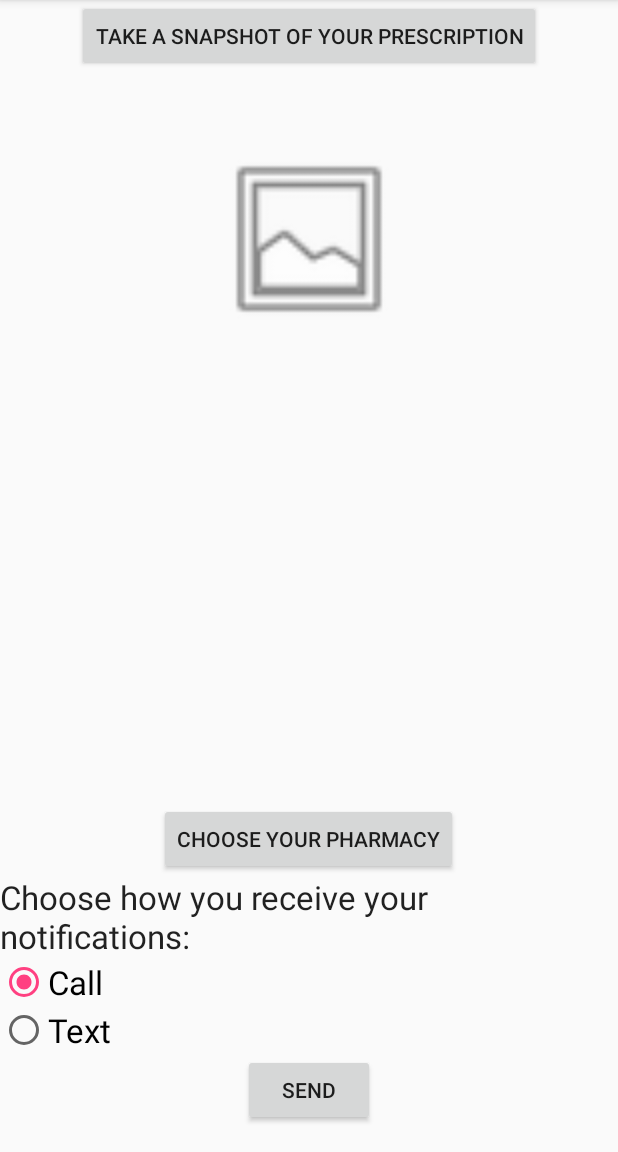
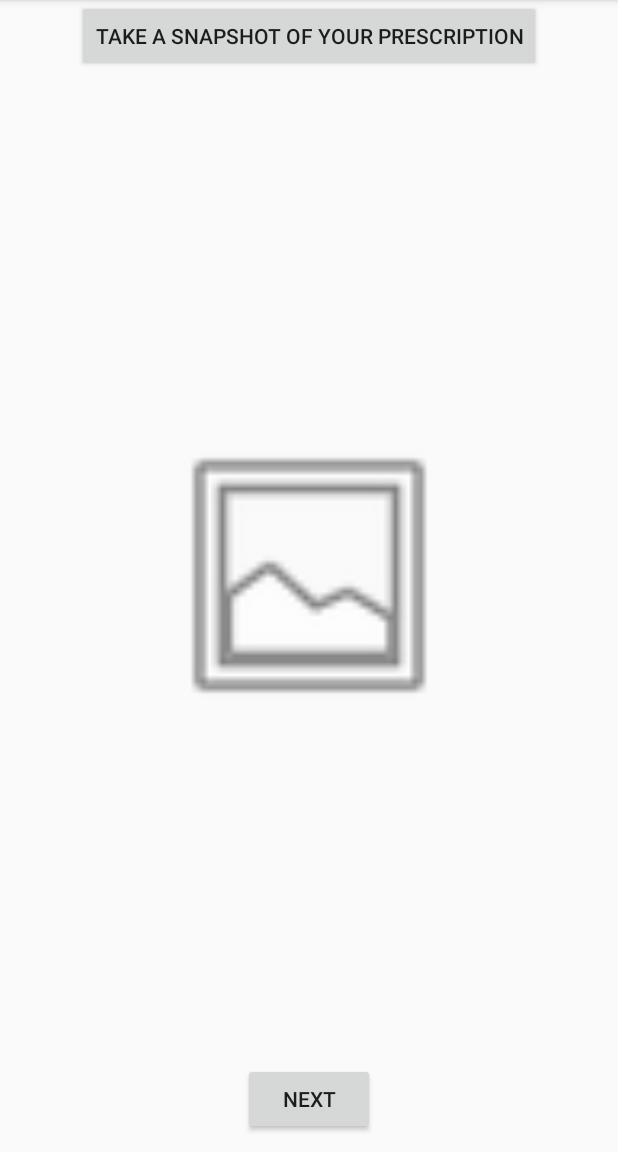
Before and after one commit to charleychau/PRISM, an Android app: the screen it shows after launch (Prescriptions before the commit, Snapshot after it), after a tap on "HAVE A PRESCRIPTION?", on a phone screen of 412 x 824 dp, the part 84-1236 px from its top. Run offline under Robolectric (Android 15) with nearby library versions, the phone set to English and light mode, and no system bars.

Commit message:
Updated rest of app

```diff
--- a/app/build.gradle
+++ b/app/build.gradle
@@ -25,6 +25,9 @@ dependencies {
         exclude group: 'com.android.support', module: 'support-annotations'
     })
     compile 'com.android.support:appcompat-v7:25.3.1'
+    compile 'org.altbeacon:android-beacon-library:2.+'
+    compile 'com.mcxiaoke.volley:library:1.0.19'
     compile 'com.android.support.constraint:constraint-layout:1.0.2'
+    compile 'com.google.android.gms:play-services-places:10.2.1'
     testCompile 'junit:junit:4.12'
 }
--- a/app/src/main/java/com/example/charleychau/prism/MainActivity.java
+++ b/app/src/main/java/com/example/charleychau/prism/MainActivity.java
@@ -21,8 +21,15 @@ public class MainActivity extends AppCompatActivity {
 
         prescriptionButton.setOnClickListener(new View.OnClickListener(){
             public void onClick(View v) {
-                Intent addPrescription = new Intent(MainActivity.this, Prescriptions.class);
+                Intent addPrescription = new Intent(MainActivity.this, Snapshot.class);
                 startActivity(addPrescription);
+            }
+        });
+
+        uidButton.setOnClickListener(new View.OnClickListener(){
+            public void onClick(View v) {
+                Intent goConfirm = new Intent(MainActivity.this, Confirmation.class);
+                startActivity(goConfirm);
             }
         });
     }
--- /dev/null
+++ b/app/src/main/java/com/example/charleychau/prism/Snapshot.java
@@ -0,0 +1,67 @@
+package com.example.charleychau.prism;
+
+import android.content.Context;
+import android.content.Intent;
+import android.graphics.Bitmap;
+import android.provider.MediaStore;
+import android.support.v7.app.AppCompatActivity;
+import android.os.Bundle;
+import android.view.View;
+import android.widget.Button;
+import android.widget.ImageView;
+import android.widget.Toast;
+
+public class Snapshot extends AppCompatActivity {
+
+    static final int REQUEST_IMAGE_CAPTURE = 1;
+    private ImageView imageView;
+    private Button prescriptionButton;
+    private Button nextButton;
+    private Bitmap imageBitmap;
+
+    @Override
+    protected void onCreate(Bundle savedInstanceState) {
+        super.onCreate(savedInstanceState);
+        setContentView(R.layout.activity_snapshot);
+
+        prescriptionButton = (Button) findViewById(R.id.buttonPrescription);
+        imageView = (ImageView) findViewById(R.id.imageView);
+        nextButton = (Button) findViewById(R.id.buttonNext);
+
+        prescriptionButton.setOnClickListener(new View.OnClickListener() {
+            public void onClick(View v) {
+                Intent takePictureIntent = new Intent(MediaStore.ACTION_IMAGE_CAPTURE);
+                if (takePictureIntent.resolveActivity(getPackageManager()) != null) {
+                    startActivityForResult(takePictureIntent, REQUEST_IMAGE_CAPTURE);
+                }
+            }
+        });
+
+        nextButton.setOnClickListener(new View.OnClickListener() {
+            public void onClick(View v) {
+                Intent addPrescription = new Intent(Snapshot.this, Prescriptions.class);
+                Bundle extras = new Bundle();
+                extras.putParcelable("prescription", imageBitmap);
+                addPrescription.putExtras(extras);
+                startActivity(addPrescription);
+            }
+        });
+    }
+
+    @Override
+    protected void onActivityResult(int requestCode, int resultCode, Intent data) {
+        if (requestCode == REQUEST_IMAGE_CAPTURE){
+            if (resultCode == RESULT_OK) {
+                Bundle extras = data.getExtras();
+                imageBitmap = (Bitmap) extras.get("data");
+                imageView.setImageBitmap(imageBitmap);
+            }
+            else if (resultCode == RESULT_CANCELED){
+                Context context = getApplicationContext();
+                int duration = Toast.LENGTH_SHORT;
+                Toast toast = Toast.makeText(context, "RESULT CANCELLED", duration);
+                toast.show();
+            }
+        }
+    }
+}
--- a/app/src/main/res/layout/activity_prescriptions.xml
+++ b/app/src/main/res/layout/activity_prescriptions.xml
@@ -13,9 +13,9 @@
         android:text="Send"
         tools:layout_editor_absoluteX="148dp"
         tools:layout_editor_absoluteY="426dp"
+        android:layout_marginBottom="18dp"
         android:layout_alignParentBottom="true"
-        android:layout_centerHorizontal="true"
-        android:layout_marginBottom="17dp" />
+        android:layout_centerHorizontal="true" />
 
     <RadioGroup
         android:id="@+id/radioNotification"
@@ -54,33 +54,23 @@
         android:layout_alignParentStart="true" />
 
     <Button
-        android:id="@+id/buttonPrescription"
-        android:layout_width="wrap_content"
-        android:layout_height="wrap_content"
-        android:text="Take a snapshot of your prescription"
-        tools:layout_editor_absoluteX="37dp"
-        tools:layout_editor_absoluteY="34dp"
-        android:layout_alignParentTop="true"
-        android:layout_centerHorizontal="true" />
-
-    <Button
         android:id="@+id/buttonPharmacy"
         android:layout_width="wrap_content"
         android:layout_height="wrap_content"
         android:text="Choose your pharmacy"
         tools:layout_editor_absoluteX="93dp"
         tools:layout_editor_absoluteY="158dp"
-        android:layout_above="@+id/textViewNotification"
+        android:layout_marginTop="10dp"
+        android:layout_alignParentTop="true"
         android:layout_centerHorizontal="true" />
 
     <ImageView
-        android:id="@+id/imageView"
-        android:layout_width="128dp"
-        android:layout_height="196dp"
-        app:srcCompat="@android:drawable/ic_menu_gallery"
-        tools:layout_editor_absoluteX="128dp"
-        tools:layout_editor_absoluteY="87dp"
-        android:layout_below="@+id/buttonPrescription"
-        android:layout_centerHorizontal="true"
-        android:layout_marginTop="13dp" />
+        android:id="@+id/imageViewPlace"
+        android:layout_width="400dp"
+        android:layout_height="250dp"
+        android:layout_alignParentStart="true"
+        android:layout_below="@+id/buttonPharmacy"
+        android:layout_marginTop="11dp"
+        app:srcCompat="@android:drawable/ic_menu_mapmode" />
+
 </RelativeLayout>
--- /dev/null
+++ b/app/src/main/res/layout/activity_snapshot.xml
@@ -0,0 +1,39 @@
+<?xml version="1.0" encoding="utf-8"?>
+<RelativeLayout xmlns:android="http://schemas.android.com/apk/res/android"
+    xmlns:app="http://schemas.android.com/apk/res-auto"
+    xmlns:tools="http://schemas.android.com/tools"
+    android:layout_width="match_parent"
+    android:layout_height="match_parent"
+    tools:context="com.example.charleychau.prism.Snapshot">
+
+    <Button
+        android:id="@+id/buttonPrescription"
+        android:layout_width="wrap_content"
+        android:layout_height="wrap_content"
+        android:layout_alignParentTop="true"
+        android:layout_centerHorizontal="true"
+        android:text="Take a snapshot of your prescription"
+        tools:layout_editor_absoluteX="37dp"
+        tools:layout_editor_absoluteY="16dp" />
+
+    <ImageView
+        android:id="@+id/imageView"
+        android:layout_width="205dp"
+        android:layout_height="390dp"
+        app:srcCompat="@android:drawable/ic_menu_gallery"
+        tools:layout_editor_absoluteX="90dp"
+        tools:layout_editor_absoluteY="77dp"
+        android:layout_centerVertical="true"
+        android:layout_centerHorizontal="true" />
+
+    <Button
+        android:id="@+id/buttonNext"
+        android:layout_width="wrap_content"
+        android:layout_height="wrap_content"
+        android:text="Next"
+        tools:layout_editor_absoluteX="148dp"
+        tools:layout_editor_absoluteY="462dp"
+        android:layout_marginBottom="11dp"
+        android:layout_alignParentBottom="true"
+        android:layout_centerHorizontal="true" />
+</RelativeLayout>
```
Also changed, not shown: app/src/main/AndroidManifest.xml (+13 -3 lines), app/src/main/java/com/example/charleychau/prism/Confirmation.java (added, +147 -0 lines), app/src/main/java/com/example/charleychau/prism/MyPills.java (added, +24 -0 lines), app/src/main/java/com/example/charleychau/prism/Prescriptions.java (+128 -30 lines), app/src/main/res/layout/activity_confirmation.xml (added, +53 -0 lines), app/src/main/res/layout/activity_my_pills.xml (added, +26 -0 lines).
